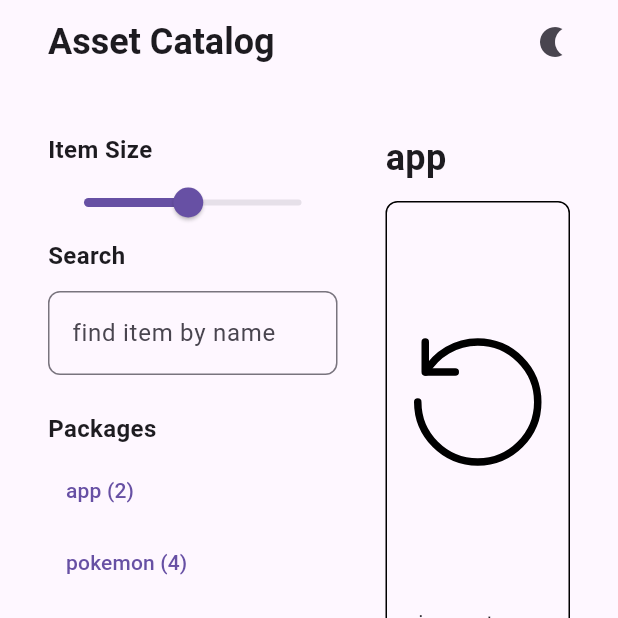
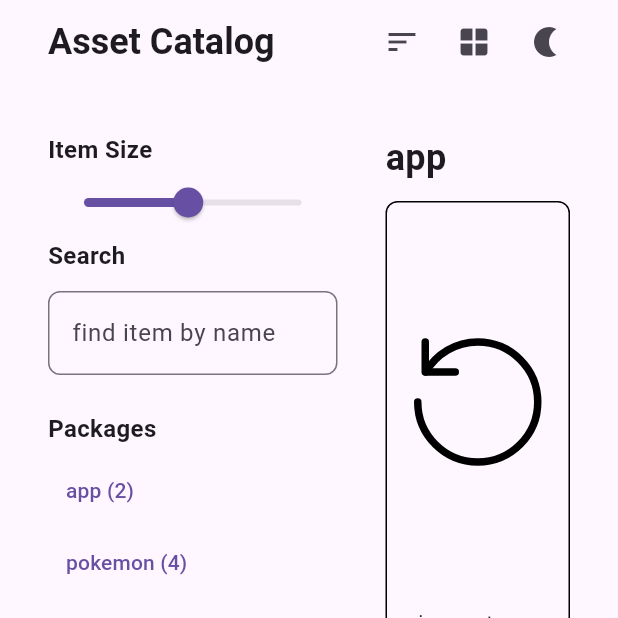
Before and after one commit to thought-lab/asset_catalog, a Flutter app: the MainPage screen opened directly, on a phone screen of 412 x 824 dp, the top half of it. Run offline on Flutter 3.47's test engine with Material 3 defaults, Android fonts, the phone set to English and light mode, and no system bars; drawn by our look-alikes of scrollable_positioned_list; our stand-ins replace flutter_svg.

Commit message:
add sort & group pop up menu

```diff
--- a/lib/src/pages/main_page.dart
+++ b/lib/src/pages/main_page.dart
@@ -6,6 +6,8 @@ import 'package:flutter/services.dart';
 import 'package:scrollable_positioned_list/scrollable_positioned_list.dart';
 
 import '../models/asset_data.dart';
+import '../models/enums/menu_grouping_type.dart';
+import '../models/enums/menu_sorting_type.dart';
 import '../widgets/asset_card.dart';
 
 class MainPage extends StatefulWidget {
@@ -34,6 +36,8 @@ class _MainPageState extends State<MainPage> {
   final Map<String, List<AssetData>> _assetAll = {};
   Map<String, List<AssetData>> _assetDisplayed = {};
   double _itemSize = 250;
+  MenuGroupingType _selectedGroupingType = MenuGroupingType.package;
+  MenuSortingType _selectedSortingType = MenuSortingType.name;
 
   @override
   void initState() {
@@ -103,7 +107,10 @@ class _MainPageState extends State<MainPage> {
         ),
         centerTitle: false,
         actions: [
+          _buildSortMenu(),
+          _buildGroupMenu(),
           _buildThemeSwitcher(),
+          const SizedBox(width: 24),
         ],
       ),
       body: Row(
@@ -135,6 +142,58 @@ class _MainPageState extends State<MainPage> {
     super.dispose();
   }
 
+  Widget _buildSortMenu() {
+    return PopupMenuButton(
+      splashRadius: 20,
+      padding: const EdgeInsets.all(8),
+      initialValue: _selectedSortingType,
+      itemBuilder: (BuildContext context) {
+        return MenuSortingType.values
+            .map(
+              (e) => PopupMenuItem<MenuSortingType>(
+                value: e,
+                child: Text(e.getDisplayedValue),
+              ),
+            )
+            .toList();
+      },
+      onSelected: (MenuSortingType value) {
+        setState(() {
+          _selectedSortingType = value;
+        });
+        // TODO: re-sorting
+      },
+      icon: const Icon(Icons.sort),
+      tooltip: 'Sort by',
+    );
+  }
+
+  Widget _buildGroupMenu() {
+    return PopupMenuButton(
+      splashRadius: 20,
+      padding: const EdgeInsets.all(8),
+      initialValue: _selectedGroupingType,
+      itemBuilder: (BuildContext context) {
+        return MenuGroupingType.values
+            .map(
+              (e) => PopupMenuItem<MenuGroupingType>(
+                value: e,
+                child: Text(e.getDisplayedValue),
+              ),
+            )
+            .toList();
+      },
+      onSelected: (MenuGroupingType value) {
+        setState(() {
+          _selectedGroupingType = value;
+        });
+        // TODO: re-grouping
+      },
+      icon: const Icon(Icons.window),
+      tooltip: 'Use group',
+    );
+  }
+
   _buildThemeSwitcher() {
     return ValueListenableBuilder<ThemeData?>(
       valueListenable:
@@ -143,13 +202,15 @@ class _MainPageState extends State<MainPage> {
         final bool isDarkMode = theme == ThemeData.dark();
 
         return IconButton(
-          padding: const EdgeInsets.fromLTRB(8, 8, 32, 8),
+          splashRadius: 20,
+          padding: const EdgeInsets.all(8),
           onPressed: () {
             ThemeStore.of(context)?.toogleTheme();
           },
           icon: Icon(
             isDarkMode ? Icons.nightlight : Icons.sunny,
           ),
+          tooltip: 'Change theme',
         );
       },
     );
```
